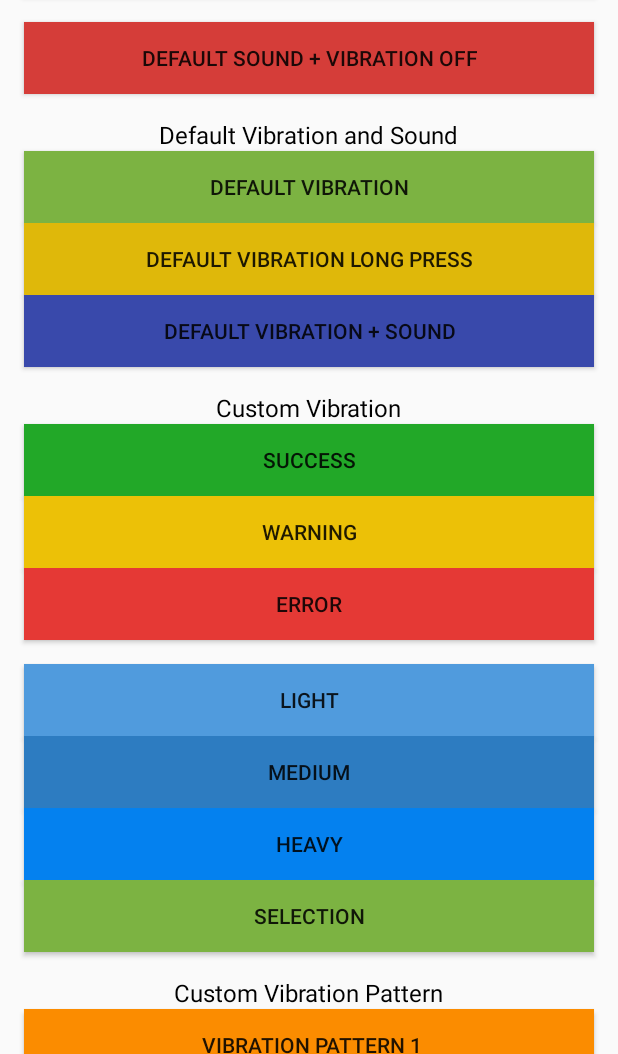
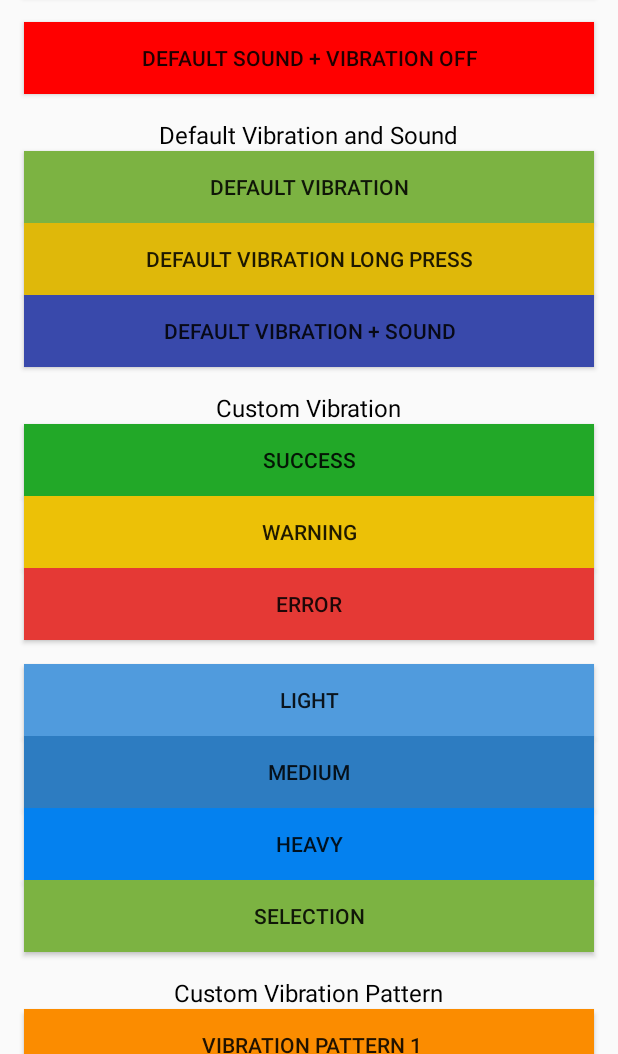
Before and after one commit to vishrut2207/rnd_jaydip_haptic_feedback, an Android app: the screen it shows after launch (MainActivity), on a phone screen of 412 x 824 dp, the part 182-1236 px from its top. Run offline under Robolectric (Android 15) with nearby library versions, the phone set to English and light mode, and no system bars.

Commit message:
1. Version Related issue Resolved. 2. Added turn on and off global setting in haptic feedback.

```diff
--- a/app/src/main/java/com/example/hapticfeedback/MainActivity.java
+++ b/app/src/main/java/com/example/hapticfeedback/MainActivity.java
@@ -18,6 +18,7 @@ import android.view.MotionEvent;
 import android.view.SoundEffectConstants;
 import android.view.View;
 import android.widget.Button;
+import android.widget.Toast;
 
 import androidx.annotation.RequiresApi;
 import androidx.appcompat.app.AlertDialog;
@@ -34,7 +35,7 @@ public class MainActivity extends AppCompatActivity {
     int Action_code = 1;
     boolean isisHapticFeedbackEnabled = false;
 
-    @SuppressLint("ClickableViewAccessibility")
+    @SuppressLint({"ClickableViewAccessibility", "SetTextI18n"})
     @Override
     protected void onCreate(Bundle savedInstanceState) {
         super.onCreate(savedInstanceState);
@@ -61,23 +62,48 @@ public class MainActivity extends AppCompatActivity {
         player = MediaPlayer.create(MainActivity.this, R.raw.mouseclickcom);
 
         Log.i(TAG, "onCreate: isVibration  " + myVib.hasVibrator());
+        boolean isVibrateOnTouchEnabled = Settings.System.getInt(getContentResolver(),
+                Settings.System.HAPTIC_FEEDBACK_ENABLED, 1) != 0;
+
+        boolean isTouchSoundsEnabled = Settings.System.getInt(getContentResolver(),
+                Settings.System.SOUND_EFFECTS_ENABLED, 1) != 0;
+
+        Log.i(TAG, "onTouch: isVibrateOnTouchEnabled " + isVibrateOnTouchEnabled);
+        if (isVibrateOnTouchEnabled && isTouchSoundsEnabled) {
+            default_sound_vibration.setText("Default sound + vibration OFF");
+            default_sound_vibration.setBackgroundColor(Color.RED);
+        }
 
         default_sound_vibration.setOnClickListener(new View.OnClickListener() {
             @SuppressLint("SetTextI18n")
             @Override
             public void onClick(View v) {
+
+              /*  boolean isVibrateOnTouchEnabled = Settings.System.getInt(getContentResolver(),
+                        Settings.System.HAPTIC_FEEDBACK_ENABLED, 1) != 0;
+
+                Log.i(TAG, "onTouch: isVibrateOnTouchEnabled " + isVibrateOnTouchEnabled);
+                if (!isVibrateOnTouchEnabled) {
+                    isHapticFeedbackEnabled(MainActivity.this, v);
+
+                } */
+
+
+                if (checkSystemWritePermission()) {
                     if (default_sound_vibration.getText().toString().equals("Default sound + vibration ON")) {
                         default_sound_vibration.setText("Default sound + vibration OFF");
                         default_sound_vibration.setBackgroundColor(Color.RED);
                         Settings.System.putInt(getContentResolver(), Settings.System.SOUND_EFFECTS_ENABLED, 1);
                         Settings.System.putInt(getContentResolver(), Settings.System.HAPTIC_FEEDBACK_ENABLED, 1);
+                        v.performHapticFeedback(HapticFeedbackConstants.VIRTUAL_KEY);
+                        v.playSoundEffect(SoundEffectConstants.CLICK);
                     } else { /*(default_sound_vibration.getText().toString().equals("Default sound + vibration OFF")){*/
                         default_sound_vibration.setText("Default sound + vibration ON");
                         default_sound_vibration.setBackgroundColor(Color.GREEN);
                         Settings.System.putInt(getContentResolver(), Settings.System.SOUND_EFFECTS_ENABLED, 0);
                         Settings.System.putInt(getContentResolver(), Settings.System.HAPTIC_FEEDBACK_ENABLED, 0);
                     }
-
+                } else settingPermission();
             }
         });
 
@@ -93,7 +119,8 @@ public class MainActivity extends AppCompatActivity {
                     case MotionEvent.ACTION_DOWN:
 
                         if (!isVibrateOnTouchEnabled) {
-                            isHapticFeedbackEnabled(MainActivity.this, v);
+//                            isHapticFeedbackEnabled(MainActivity.this, v);
+                            Toast.makeText(MainActivity.this, "Please Turn on Default Sound and Vibration", Toast.LENGTH_SHORT).show();
                         }
                         // For default Vibration
                         else
@@ -119,7 +146,8 @@ public class MainActivity extends AppCompatActivity {
                 Log.i(TAG, "onTouch: isVibrateOnTouchEnabled " + isVibrateOnTouchEnabled);
 
                 if (!isVibrateOnTouchEnabled) {
-                    isHapticFeedbackEnabled(MainActivity.this, v);
+//                    isHapticFeedbackEnabled(MainActivity.this, v);
+                    Toast.makeText(MainActivity.this, "Please Turn on Default Sound and Vibration", Toast.LENGTH_SHORT).show();
                 } else
                     v.performHapticFeedback(HapticFeedbackConstants.LONG_PRESS);
                 return false;
@@ -141,12 +169,9 @@ public class MainActivity extends AppCompatActivity {
                                 Settings.System.SOUND_EFFECTS_ENABLED, 1) != 0;
 
                         Log.i(TAG, "onTouch: isVibrateOnTouchEnabled " + isVibrateOnTouchEnabled);
-                        settingPermission();
-                        if (!isVibrateOnTouchEnabled) {
-                            isHapticFeedbackEnabled(MainActivity.this, view);
-
-                        } else if (!isTouchSoundsEnabled) {
-                            isSoundEffectConstants(MainActivity.this, view);
+                        if (!isVibrateOnTouchEnabled && !isTouchSoundsEnabled) {
+//                            isHapticFeedbackEnabled(MainActivity.this, view);
+                            Toast.makeText(MainActivity.this, "Please Turn on Default Sound and Vibration", Toast.LENGTH_SHORT).show();
 
                         } else {
                             // For default Vibration
@@ -163,6 +188,8 @@ public class MainActivity extends AppCompatActivity {
                 return true;
             }
         });
+
+  /* --------------------------------------------------------  Custom Vibration ----------------------------------------------------*/
         feedback_off.setOnClickListener(new View.OnClickListener() {
             @Override
             public void onClick(View v) {
@@ -320,11 +347,14 @@ public class MainActivity extends AppCompatActivity {
 
             dialogBuilder.setMessage("Do you want to turn on Touch on Sound ?");
             dialogBuilder.setPositiveButton("Yes", new DialogInterface.OnClickListener() {
+                @SuppressLint("SetTextI18n")
                 @Override
                 public void onClick(DialogInterface dialog, int which) {
                     Settings.System.putInt(getContentResolver(), Settings.System.SOUND_EFFECTS_ENABLED, 1);
                     v.performHapticFeedback(HapticFeedbackConstants.VIRTUAL_KEY);
                     v.playSoundEffect(SoundEffectConstants.CLICK);
+                    default_sound_vibration.setText("Default sound + vibration OFF");
+                    default_sound_vibration.setBackgroundColor(Color.RED);
                 }
             });
             dialogBuilder.setNegativeButton("No", new DialogInterface.OnClickListener() {
@@ -346,11 +376,14 @@ public class MainActivity extends AppCompatActivity {
 
             dialogBuilder.setMessage("Do you want to turn on Touch on Vibrate ?");
             dialogBuilder.setPositiveButton("Yes", new DialogInterface.OnClickListener() {
+                @SuppressLint("SetTextI18n")
                 @Override
                 public void onClick(DialogInterface dialog, int which) {
                     Settings.System.putInt(getContentResolver(), Settings.System.HAPTIC_FEEDBACK_ENABLED, 1);
                     v.performHapticFeedback(HapticFeedbackConstants.VIRTUAL_KEY);
                     isisHapticFeedbackEnabled = true;
+                    default_sound_vibration.setText("Default sound + vibration OFF");
+                    default_sound_vibration.setBackgroundColor(Color.RED);
                 }
             });
             dialogBuilder.setNegativeButton("No", new DialogInterface.OnClickListener() {
--- a/app/src/main/res/layout/activity_main.xml
+++ b/app/src/main/res/layout/activity_main.xml
@@ -49,9 +49,9 @@
             android:layout_marginLeft="16dp"
             android:layout_marginTop="16sp"
             android:layout_marginRight="16dp"
-            android:background="#D53D39"
+            android:background="#83FF00"
             android:foreground="?android:attr/selectableItemBackground"
-            android:text="Default sound + vibration OFF" />
+            android:text="Default sound + vibration ON" />
 
         <TextView
             android:layout_width="wrap_content"
```
Lines whose indentation alone changed are shown as unchanged.
